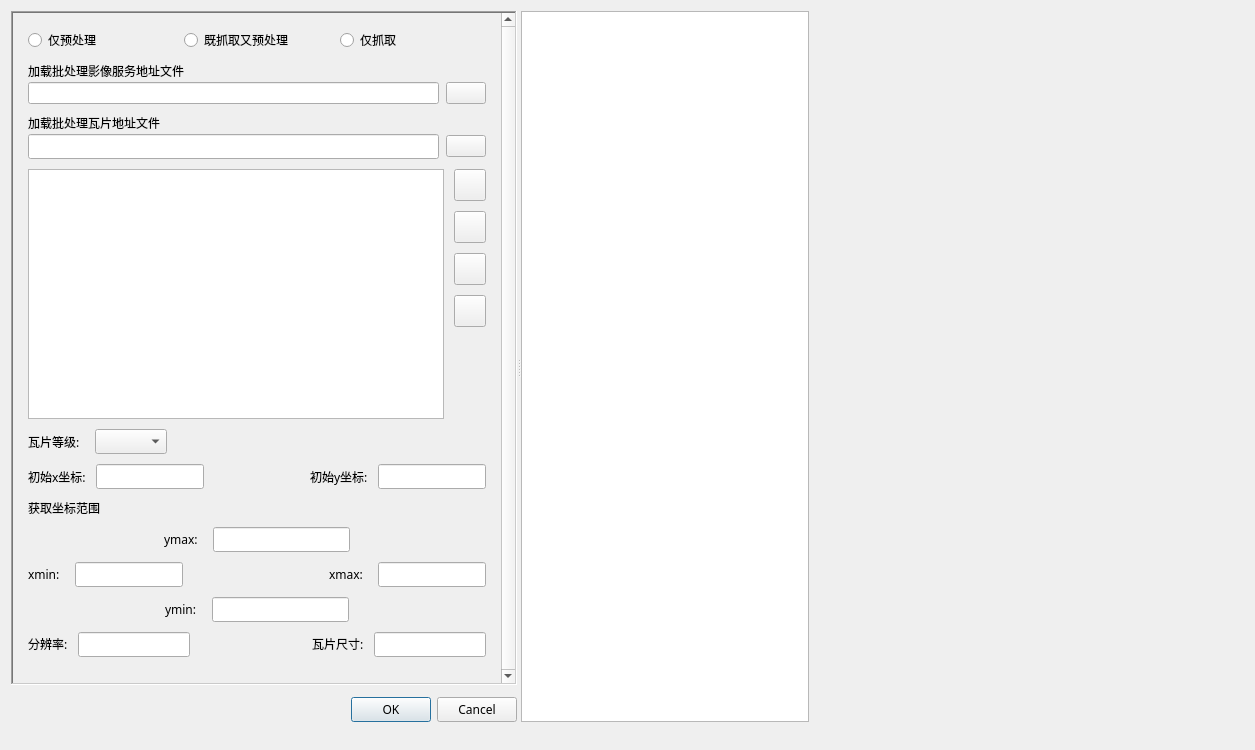
First picture: the form in UI/UITileMap.ui, repository zou-mono/oneTools, before the edit.
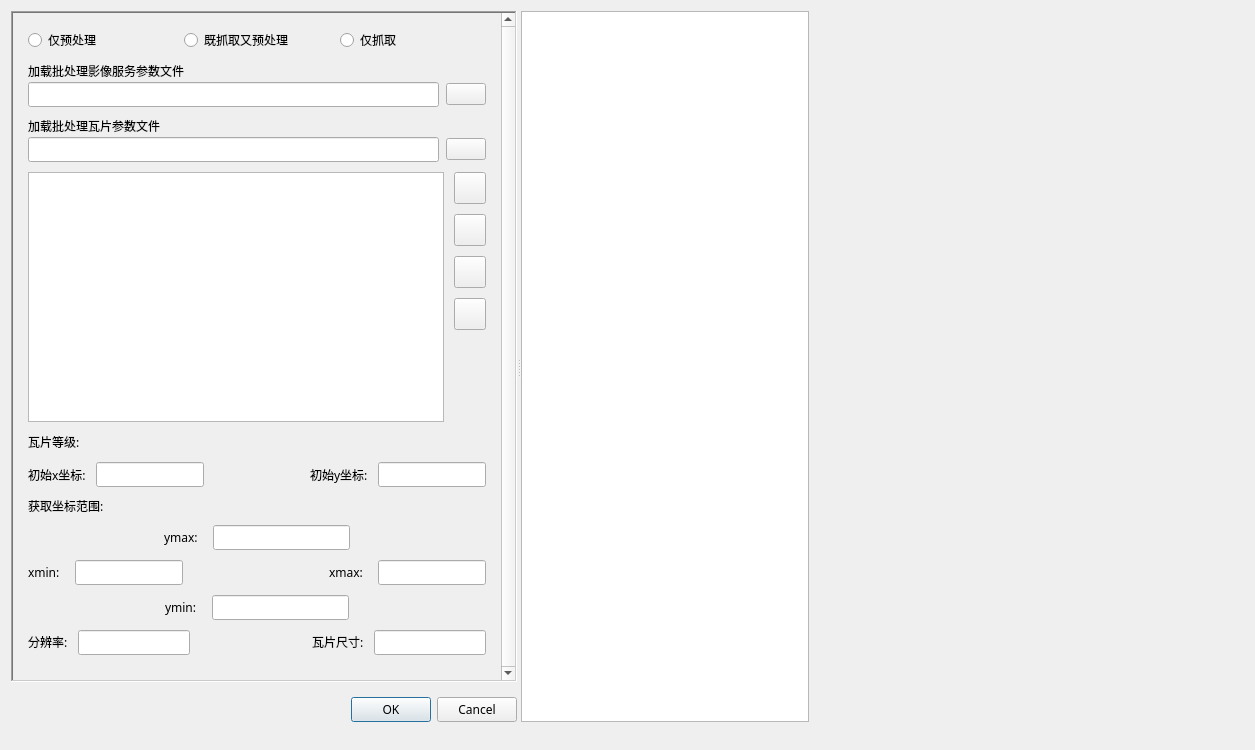
Second picture: the form after the edit. Icons and pictures are not drawn. Custom widgets are drawn as their Qt base class.

Diff of the .ui file:
```diff
--- a/UI/UITileMap.ui
+++ b/UI/UITileMap.ui
@@ -32,7 +32,7 @@
    <widget class="QWidget" name="layoutWidget">
     <layout class="QVBoxLayout" name="verticalLayout_4">
      <property name="spacing">
-      <number>12</number>
+      <number>15</number>
      </property>
      <property name="leftMargin">
       <number>0</number>
@@ -69,7 +69,7 @@
           <x>0</x>
           <y>0</y>
           <width>511</width>
-          <height>715</height>
+          <height>709</height>
          </rect>
         </property>
         <layout class="QHBoxLayout" name="horizontalLayout_6">
@@ -152,14 +152,20 @@
                 </font>
                </property>
                <property name="text">
-                <string>加载批处理影像服务地址文件</string>
+                <string>加载批处理影像服务参数文件</string>
                </property>
               </widget>
              </item>
              <item>
               <layout class="QHBoxLayout" name="horizontalLayout_4">
                <item>
-                <widget class="QLineEdit" name="txt_addressFile"/>
+                <widget class="QLineEdit" name="txt_addressFile">
+                 <property name="font">
+                  <font>
+                   <family>微软雅黑</family>
+                  </font>
+                 </property>
+                </widget>
                </item>
                <item>
                 <spacer name="horizontalSpacer_8">
@@ -211,7 +217,7 @@
                 </font>
                </property>
                <property name="text">
-                <string>加载批处理瓦片地址文件</string>
+                <string>加载批处理瓦片参数文件</string>
                </property>
               </widget>
              </item>
@@ -286,6 +292,11 @@
                  <height>250</height>
                 </size>
                </property>
+               <property name="font">
+                <font>
+                 <family>微软雅黑</family>
+                </font>
+               </property>
               </widget>
              </item>
              <item>
@@ -491,7 +502,7 @@
               </spacer>
              </item>
              <item>
-              <widget class="QComboBox" name="cmb_level">
+              <widget class="QLabel" name="lbl_level">
                <property name="sizePolicy">
                 <sizepolicy hsizetype="Preferred" vsizetype="Fixed">
                  <horstretch>0</horstretch>
@@ -503,6 +514,9 @@
                  <family>微软雅黑</family>
                 </font>
                </property>
+               <property name="text">
+                <string/>
+               </property>
               </widget>
              </item>
              <item>
@@ -615,7 +629,7 @@
                 </font>
                </property>
                <property name="text">
-                <string>获取坐标范围</string>
+                <string>获取坐标范围:</string>
                </property>
               </widget>
              </item>
```
Left out of the diff: 8 changed lines with no effect on the pictures.
